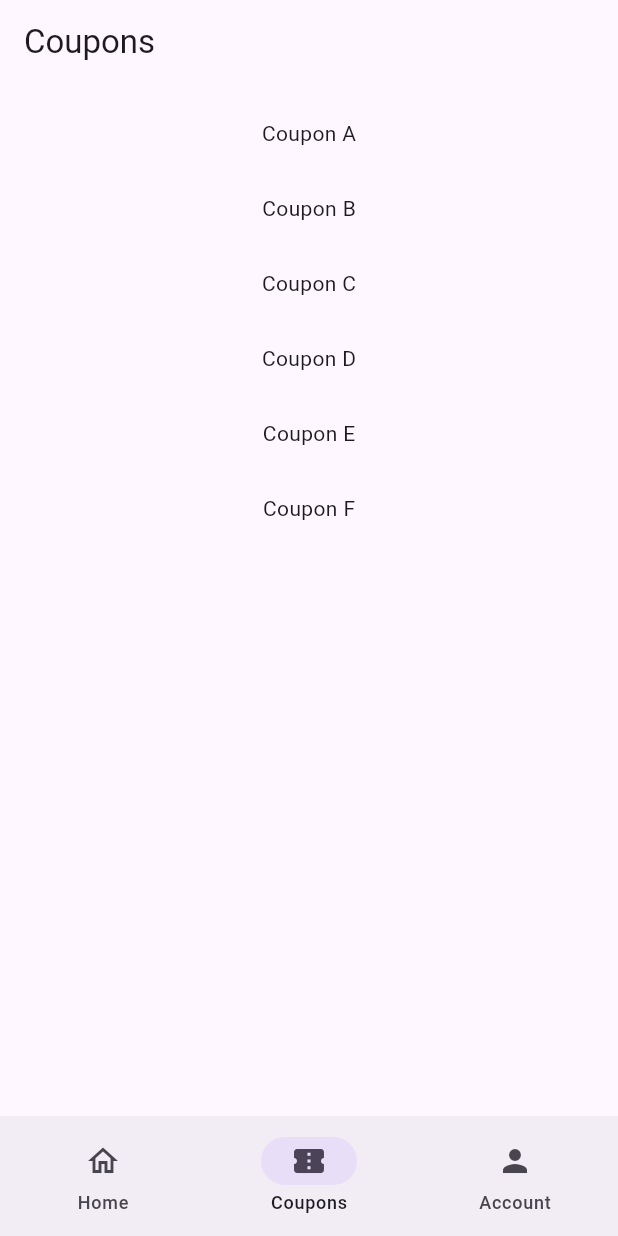
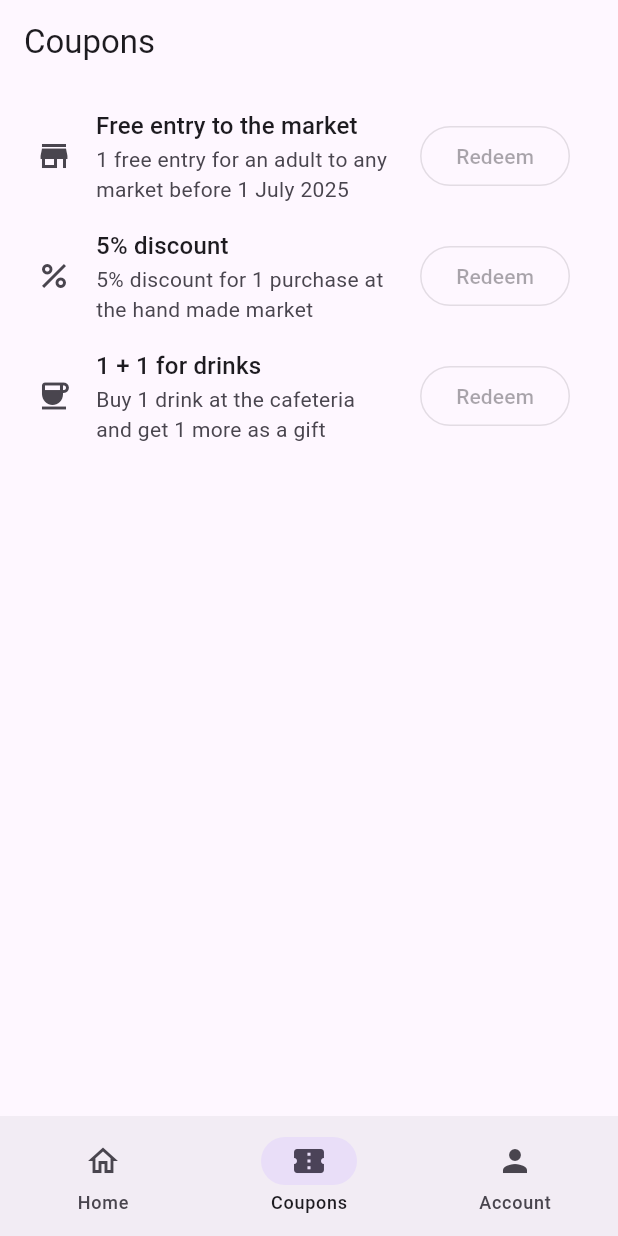
Before and after one commit to an-tonic/Virtual-Voyagers, a Flutter app: the screen it shows after launch, item 2 of the bottom bar chosen, on a phone screen of 412 x 824 dp. Run offline on Flutter 3.47's test engine with Material 3 defaults, Android fonts, the phone set to English and light mode, and no system bars; our stand-ins replace percent_indicator.

Commit message:
show coupons as list tiles

```diff
--- a/lib/CouponsPage.dart
+++ b/lib/CouponsPage.dart
@@ -9,13 +9,25 @@ class CouponsPage extends StatefulWidget {
 }
 
 class _CouponsPageState extends State<CouponsPage> {
-  final List<String> coupons = <String>[
-    'Coupon A',
-    'Coupon B',
-    'Coupon C',
-    'Coupon D',
-    'Coupon E',
-    'Coupon F',
+  final List<Coupon> coupons = <Coupon>[
+    Coupon(
+      "Free entry to the market",
+      "1 free entry for an adult to any market before 1 July 2025",
+      1000,
+      Icon(Icons.store),
+    ),
+    Coupon(
+      "5% discount",
+      "5% discount for 1 purchase at the hand made market",
+      1500,
+      Icon(Icons.percent),
+    ),
+    Coupon(
+      "1 + 1 for drinks",
+      "Buy 1 drink at the cafeteria and get 1 more as a gift",
+      2000,
+      Icon(Icons.coffee),
+    ),
   ];
 
   get onPressed => null;
@@ -24,24 +36,37 @@ class _CouponsPageState extends State<CouponsPage> {
   Widget build(BuildContext context) {
     return Scaffold(
       appBar: AppBar(title: const Text('Coupons')),
-      body: SafeArea(
-        child: Column(
-          children: [
-            Expanded(
-              child: ListView.builder(
-                padding: const EdgeInsets.all(8),
-                itemCount: coupons.length,
-                itemBuilder: (BuildContext context, int index) {
-                  return SizedBox(
-                    height: 50,
-                    child: Center(child: Text(coupons[index])),
-                  );
-                },
+      body: ListView.builder(
+          padding: const EdgeInsets.all(8),
+          itemCount: coupons.length,
+          itemBuilder: (BuildContext context, int index) {
+            return ListTile(
+              title: Text(
+                coupons[index].title,
+                style: Theme.of(context).textTheme.titleMedium,
               ),
-            ),
-          ],
+              subtitle: Text(coupons[index].description),
+              leading: coupons[index].icon,
+              trailing: OutlinedButton(
+                onPressed: onPressed,
+                style: Theme.of(context).outlinedButtonTheme.style,
+                child: Text("Redeem"),
+              ),
+            );
+          },
         ),
-      ),
     );
   }
 }
+
+class Coupon {
+  String title;
+
+  String description;
+
+  int value;
+
+  Icon icon;
+
+  Coupon(this.title, this.description, this.value, this.icon);
+}
```
